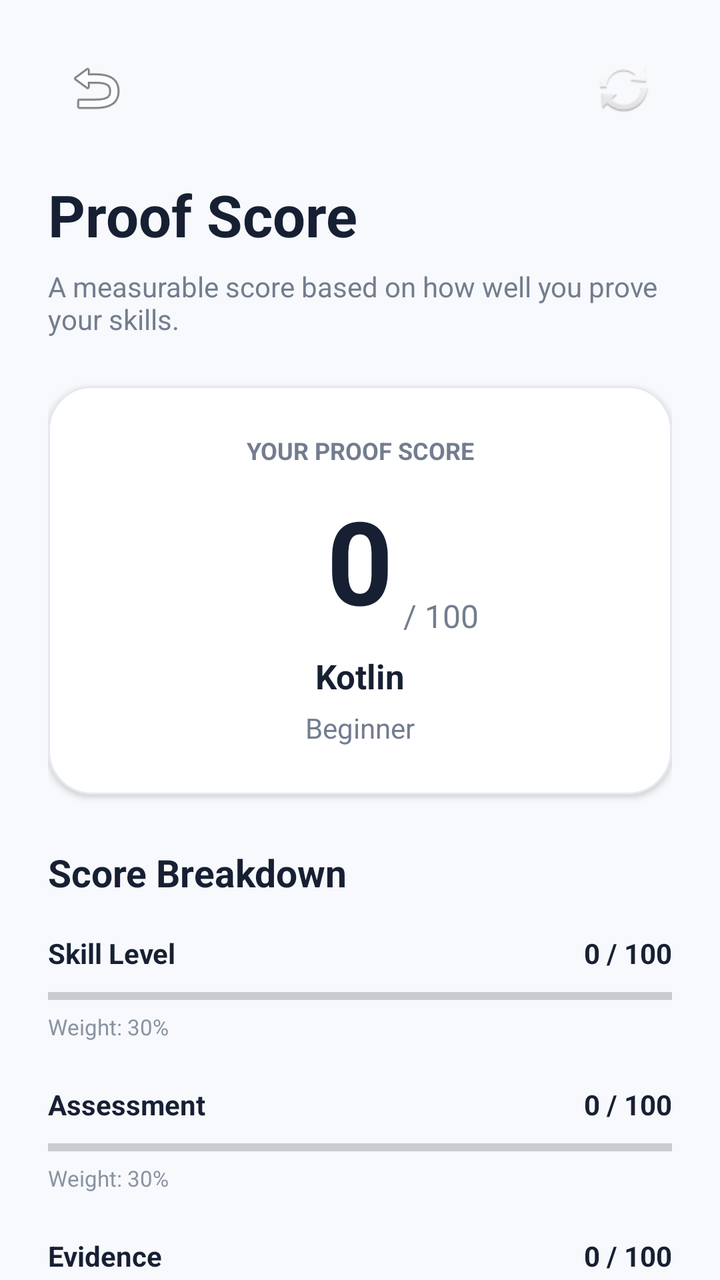
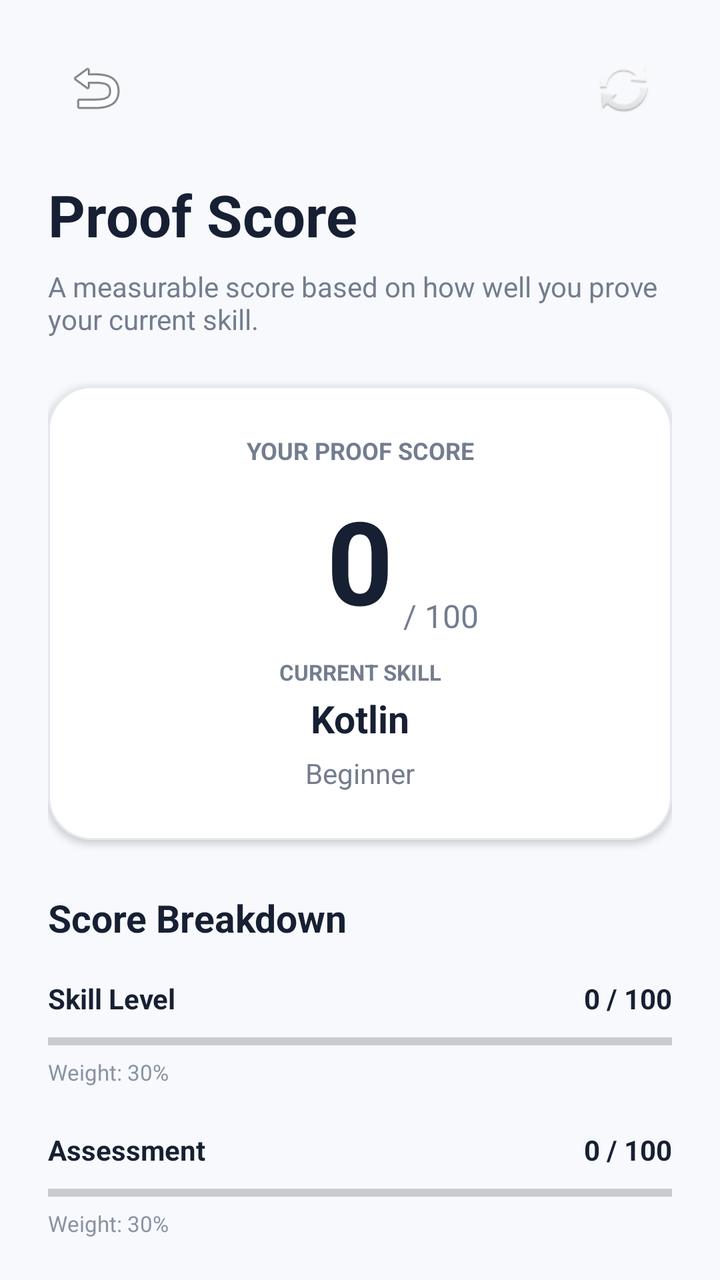

Screens rendered from an Android XML layout before and after an edit, with the pre-edit source and the edit as a unified diff.
<!-- AndroidManifest.xml: application theme Theme.Skill_Proof_MAD_ASSIGNMENT_1 -->
<!-- res/layout/activity_proof_score.xml -->
<?xml version="1.0" encoding="utf-8"?>
<androidx.core.widget.NestedScrollView
    xmlns:android="http://schemas.android.com/apk/res/android"
    xmlns:app="http://schemas.android.com/apk/res-auto"
    xmlns:tools="http://schemas.android.com/tools"
    android:layout_width="match_parent"
    android:layout_height="match_parent"
    android:background="#F7F9FC"
    android:fillViewport="true"
    tools:context=".ProofScoreActivity">

    <androidx.constraintlayout.widget.ConstraintLayout
        android:layout_width="match_parent"
        android:layout_height="wrap_content"
        android:paddingStart="24dp"
        android:paddingTop="20dp"
        android:paddingEnd="24dp"
        android:paddingBottom="32dp">

        
        
        

        <ImageButton
            android:id="@+id/btnBack"
            android:layout_width="48dp"
            android:layout_height="48dp"
            android:background="?attr/selectableItemBackgroundBorderless"
            android:contentDescription="Back"
            android:padding="12dp"
            android:src="@android:drawable/ic_menu_revert"
            app:layout_constraintStart_toStartOf="parent"
            app:layout_constraintTop_toTopOf="parent" />

        
        
        

        <ImageButton
            android:id="@+id/btnRefresh"
            android:layout_width="48dp"
            android:layout_height="48dp"
            android:background="?attr/selectableItemBackgroundBorderless"
            android:contentDescription="Refresh score"
            android:padding="12dp"
            android:src="@android:drawable/ic_popup_sync"
            app:layout_constraintEnd_toEndOf="parent"
            app:layout_constraintTop_toTopOf="parent" />

        
        
        

        <TextView
            android:id="@+id/tvPageTitle"
            android:layout_width="0dp"
            android:layout_height="wrap_content"
            android:layout_marginTop="20dp"
            android:text="Proof Score"
            android:textColor="#172033"
            android:textSize="29sp"
            android:textStyle="bold"
            app:layout_constraintEnd_toEndOf="parent"
            app:layout_constraintStart_toStartOf="parent"
            app:layout_constraintTop_toBottomOf="@id/btnBack" />

        
        
        

        <TextView
            android:id="@+id/tvPageDescription"
            android:layout_width="0dp"
            android:layout_height="wrap_content"
            android:layout_marginTop="7dp"
            android:text="A measurable score based on how well you prove your skills."
            android:textColor="#737D8F"
            android:textSize="14sp"
            app:layout_constraintEnd_toEndOf="parent"
            app:layout_constraintStart_toStartOf="parent"
            app:layout_constraintTop_toBottomOf="@id/tvPageTitle" />

        
        
        

        <com.google.android.material.card.MaterialCardView
            android:id="@+id/scoreCard"
            android:layout_width="0dp"
            android:layout_height="wrap_content"
            android:layout_marginTop="24dp"
            app:cardBackgroundColor="@android:color/white"
            app:cardCornerRadius="22dp"
            app:cardElevation="2dp"
            app:layout_constraintEnd_toEndOf="parent"
            app:layout_constraintStart_toStartOf="parent"
            app:layout_constraintTop_toBottomOf="@id/tvPageDescription"
            app:strokeColor="#E4E8F0"
            app:strokeWidth="1dp">

            <androidx.constraintlayout.widget.ConstraintLayout
                android:layout_width="match_parent"
                android:layout_height="wrap_content"
                android:padding="24dp">

                <TextView
                    android:id="@+id/tvScoreLabel"
                    android:layout_width="0dp"
                    android:layout_height="wrap_content"
                    android:gravity="center"
                    android:text="YOUR PROOF SCORE"
                    android:textColor="#737D8F"
                    android:textSize="12sp"
                    android:textStyle="bold"
                    app:layout_constraintEnd_toEndOf="parent"
                    app:layout_constraintStart_toStartOf="parent"
                    app:layout_constraintTop_toTopOf="parent" />

                <TextView
                    android:id="@+id/tvProofScore"
                    android:layout_width="wrap_content"
                    android:layout_height="wrap_content"
                    android:layout_marginTop="8dp"
                    android:text="0"
                    android:textColor="#172033"
                    android:textSize="58sp"
                    android:textStyle="bold"
                    app:layout_constraintEnd_toEndOf="parent"
                    app:layout_constraintStart_toStartOf="parent"
                    app:layout_constraintTop_toBottomOf="@id/tvScoreLabel" />

                <TextView
                    android:id="@+id/tvOutOf"
                    android:layout_width="wrap_content"
                    android:layout_height="wrap_content"
                    android:layout_marginStart="5dp"
                    android:text="/ 100"
                    android:textColor="#737D8F"
                    android:textSize="16sp"
                    app:layout_constraintBottom_toBottomOf="@id/tvProofScore"
                    app:layout_constraintStart_toEndOf="@id/tvProofScore" />

                <TextView
                    android:id="@+id/tvSkillName"
                    android:layout_width="0dp"
                    android:layout_height="wrap_content"
                    android:layout_marginTop="8dp"
                    android:gravity="center"
                    android:text="Kotlin"
                    android:textColor="#172033"
                    android:textSize="17sp"
                    android:textStyle="bold"
                    app:layout_constraintEnd_toEndOf="parent"
                    app:layout_constraintStart_toStartOf="parent"
                    app:layout_constraintTop_toBottomOf="@id/tvProofScore" />

                <TextView
                    android:id="@+id/tvProofLevel"
                    android:layout_width="0dp"
                    android:layout_height="wrap_content"
                    android:layout_marginTop="5dp"
                    android:gravity="center"
                    android:text="Beginner"
                    android:textColor="#737D8F"
                    android:textSize="14sp"
                    app:layout_constraintEnd_toEndOf="parent"
                    app:layout_constraintStart_toStartOf="parent"
                    app:layout_constraintTop_toBottomOf="@id/tvSkillName" />

            </androidx.constraintlayout.widget.ConstraintLayout>

        </com.google.android.material.card.MaterialCardView>

        
        
        

        <TextView
            android:id="@+id/tvBreakdownTitle"
            android:layout_width="0dp"
            android:layout_height="wrap_content"
            android:layout_marginTop="26dp"
            android:text="Score Breakdown"
            android:textColor="#172033"
            android:textSize="19sp"
            android:textStyle="bold"
            app:layout_constraintEnd_toEndOf="parent"
            app:layout_constraintStart_toStartOf="parent"
            app:layout_constraintTop_toBottomOf="@id/scoreCard" />

        
        
        

        <TextView
            android:id="@+id/tvSkillLevelLabel"
            android:layout_width="0dp"
            android:layout_height="wrap_content"
            android:layout_marginTop="18dp"
            android:text="Skill Level"
            android:textColor="#172033"
            android:textSize="14sp"
            android:textStyle="bold"
            app:layout_constraintEnd_toStartOf="@id/tvSkillLevelScore"
            app:layout_constraintStart_toStartOf="parent"
            app:layout_constraintTop_toBottomOf="@id/tvBreakdownTitle" />

        <TextView
            android:id="@+id/tvSkillLevelScore"
            android:layout_width="wrap_content"
            android:layout_height="wrap_content"
            android:text="0 / 100"
            android:textColor="#172033"
            android:textSize="14sp"
            android:textStyle="bold"
            app:layout_constraintEnd_toEndOf="parent"
            app:layout_constraintTop_toTopOf="@id/tvSkillLevelLabel" />

        <ProgressBar
            android:id="@+id/progressSkillLevel"
            style="?android:attr/progressBarStyleHorizontal"
            android:layout_width="0dp"
            android:layout_height="8dp"
            android:layout_marginTop="8dp"
            android:max="100"
            android:progress="0"
            app:layout_constraintEnd_toEndOf="parent"
            app:layout_constraintStart_toStartOf="parent"
            app:layout_constraintTop_toBottomOf="@id/tvSkillLevelLabel" />

        <TextView
            android:id="@+id/tvSkillLevelWeight"
            android:layout_width="wrap_content"
            android:layout_height="wrap_content"
            android:layout_marginTop="4dp"
            android:text="Weight: 30%"
            android:textColor="#8A93A3"
            android:textSize="11sp"
            app:layout_constraintStart_toStartOf="parent"
            app:layout_constraintTop_toBottomOf="@id/progressSkillLevel" />

        
        
        

        <TextView
            android:id="@+id/tvAssessmentLabel"
            android:layout_width="0dp"
            android:layout_height="wrap_content"
            android:layout_marginTop="22dp"
            android:text="Assessment"
            android:textColor="#172033"
            android:textSize="14sp"
            android:textStyle="bold"
            app:layout_constraintEnd_toStartOf="@id/tvAssessmentScore"
            app:layout_constraintStart_toStartOf="parent"
            app:layout_constraintTop_toBottomOf="@id/tvSkillLevelWeight" />

        <TextView
            android:id="@+id/tvAssessmentScore"
            android:layout_width="wrap_content"
            android:layout_height="wrap_content"
            android:text="0 / 100"
            android:textColor="#172033"
            android:textSize="14sp"
            android:textStyle="bold"
            app:layout_constraintEnd_toEndOf="parent"
            app:layout_constraintTop_toTopOf="@id/tvAssessmentLabel" />

        <ProgressBar
            android:id="@+id/progressAssessment"
            style="?android:attr/progressBarStyleHorizontal"
            android:layout_width="0dp"
            android:layout_height="8dp"
            android:layout_marginTop="8dp"
            android:max="100"
            android:progress="0"
            app:layout_constraintEnd_toEndOf="parent"
            app:layout_constraintStart_toStartOf="parent"
            app:layout_constraintTop_toBottomOf="@id/tvAssessmentLabel" />

        <TextView
            android:id="@+id/tvAssessmentWeight"
            android:layout_width="wrap_content"
            android:layout_height="wrap_content"
            android:layout_marginTop="4dp"
            android:text="Weight: 30%"
            android:textColor="#8A93A3"
            android:textSize="11sp"
            app:layout_constraintStart_toStartOf="parent"
            app:layout_constraintTop_toBottomOf="@id/progressAssessment" />

        
        
        

        <TextView
            android:id="@+id/tvEvidenceLabel"
            android:layout_width="0dp"
            android:layout_height="wrap_content"
            android:layout_marginTop="22dp"
            android:text="Evidence"
            android:textColor="#172033"
            android:textSize="14sp"
            android:textStyle="bold"
            app:layout_constraintEnd_toStartOf="@id/tvEvidenceScore"
            app:layout_constraintStart_toStartOf="parent"
            app:layout_constraintTop_toBottomOf="@id/tvAssessmentWeight" />

        <TextView
            android:id="@+id/tvEvidenceScore"
            android:layout_width="wrap_content"
            android:layout_height="wrap_content"
            android:text="0 / 100"
            android:textColor="#172033"
            android:textSize="14sp"
            android:textStyle="bold"
            app:layout_constraintEnd_toEndOf="parent"
            app:layout_constraintTop_toTopOf="@id/tvEvidenceLabel" />

        <ProgressBar
            android:id="@+id/progressEvidence"
            style="?android:attr/progressBarStyleHorizontal"
            android:layout_width="0dp"
            android:layout_height="8dp"
            android:layout_marginTop="8dp"
            android:max="100"
            android:progress="0"
            app:layout_constraintEnd_toEndOf="parent"
            app:layout_constraintStart_toStartOf="parent"
            app:layout_constraintTop_toBottomOf="@id/tvEvidenceLabel" />

        <TextView
            android:id="@+id/tvEvidenceWeight"
            android:layout_width="wrap_content"
            android:layout_height="wrap_content"
            android:layout_marginTop="4dp"
            android:text="Weight: 25%"
            android:textColor="#8A93A3"
            android:textSize="11sp"
            app:layout_constraintStart_toStartOf="parent"
            app:layout_constraintTop_toBottomOf="@id/progressEvidence" />

        
        
        

        <TextView
            android:id="@+id/tvVerificationLabel"
            android:layout_width="0dp"
            android:layout_height="wrap_content"
            android:layout_marginTop="22dp"
            android:text="Verification"
            android:textColor="#172033"
            android:textSize="14sp"
            android:textStyle="bold"
            app:layout_constraintEnd_toStartOf="@id/tvVerificationScore"
            app:layout_constraintStart_toStartOf="parent"
            app:layout_constraintTop_toBottomOf="@id/tvEvidenceWeight" />

        <TextView
            android:id="@+id/tvVerificationScore"
            android:layout_width="wrap_content"
            android:layout_height="wrap_content"
            android:text="0 / 100"
            android:textColor="#172033"
            android:textSize="14sp"
            android:textStyle="bold"
            app:layout_constraintEnd_toEndOf="parent"
            app:layout_constraintTop_toTopOf="@id/tvVerificationLabel" />

        <ProgressBar
            android:id="@+id/progressVerification"
            style="?android:attr/progressBarStyleHorizontal"
            android:layout_width="0dp"
            android:layout_height="8dp"
            android:layout_marginTop="8dp"
            android:max="100"
            android:progress="0"
            app:layout_constraintEnd_toEndOf="parent"
            app:layout_constraintStart_toStartOf="parent"
            app:layout_constraintTop_toBottomOf="@id/tvVerificationLabel" />

        <TextView
            android:id="@+id/tvVerificationWeight"
            android:layout_width="wrap_content"
            android:layout_height="wrap_content"
            android:layout_marginTop="4dp"
            android:text="Weight: 15%"
            android:textColor="#8A93A3"
            android:textSize="11sp"
            app:layout_constraintStart_toStartOf="parent"
            app:layout_constraintTop_toBottomOf="@id/progressVerification" />

        
        
        

        <com.google.android.material.card.MaterialCardView
            android:id="@+id/recommendationCard"
            android:layout_width="0dp"
            android:layout_height="wrap_content"
            android:layout_marginTop="26dp"
            app:cardBackgroundColor="@android:color/white"
            app:cardCornerRadius="18dp"
            app:cardElevation="1dp"
            app:layout_constraintEnd_toEndOf="parent"
            app:layout_constraintStart_toStartOf="parent"
            app:layout_constraintTop_toBottomOf="@id/tvVerificationWeight"
            app:strokeColor="#E4E8F0"
            app:strokeWidth="1dp">

            <androidx.constraintlayout.widget.ConstraintLayout
                android:layout_width="match_parent"
                android:layout_height="wrap_content"
                android:padding="20dp">

                <TextView
                    android:id="@+id/tvRecommendationTitle"
                    android:layout_width="0dp"
                    android:layout_height="wrap_content"
                    android:text="How to Improve"
                    android:textColor="#172033"
                    android:textSize="17sp"
                    android:textStyle="bold"
                    app:layout_constraintEnd_toEndOf="parent"
                    app:layout_constraintStart_toStartOf="parent"
                    app:layout_constraintTop_toTopOf="parent" />

                <TextView
                    android:id="@+id/tvRecommendation"
                    android:layout_width="0dp"
                    android:layout_height="wrap_content"
                    android:layout_marginTop="10dp"
                    android:lineSpacingExtra="3dp"
                    android:text="Add evidence and complete assessments."
                    android:textColor="#737D8F"
                    android:textSize="14sp"
                    app:layout_constraintBottom_toBottomOf="parent"
                    app:layout_constraintEnd_toEndOf="parent"
                    app:layout_constraintStart_toStartOf="parent"
                    app:layout_constraintTop_toBottomOf="@id/tvRecommendationTitle" />

            </androidx.constraintlayout.widget.ConstraintLayout>

        </com.google.android.material.card.MaterialCardView>

    </androidx.constraintlayout.widget.ConstraintLayout>

</androidx.core.widget.NestedScrollView>
<!-- resources referenced by this layout -->
<resources>
  <style name="Theme.Skill_Proof_MAD_ASSIGNMENT_1" parent="Base.Theme.Skill_Proof_MAD_ASSIGNMENT_1" />
  <style name="Base.Theme.Skill_Proof_MAD_ASSIGNMENT_1" parent="Theme.Material3.DayNight.NoActionBar">
          
          
      </style>
</resources>

<!-- the commit's change to res/layout/activity_proof_score.xml (unified diff, before → after) -->
@@ -73,7 +73,7 @@
             android:layout_width="0dp"
             android:layout_height="wrap_content"
             android:layout_marginTop="7dp"
-            android:text="A measurable score based on how well you prove your skills."
+            android:text="A measurable score based on how well you prove your current skill."
             android:textColor="#737D8F"
             android:textSize="14sp"
             app:layout_constraintEnd_toEndOf="parent"
@@ -102,6 +102,8 @@
                 android:layout_width="match_parent"
                 android:layout_height="wrap_content"
                 android:padding="24dp">
+
+                
 
                 <TextView
                     android:id="@+id/tvScoreLabel"
@@ -116,6 +118,8 @@
                     app:layout_constraintStart_toStartOf="parent"
                     app:layout_constraintTop_toTopOf="parent" />
 
+                
+
                 <TextView
                     android:id="@+id/tvProofScore"
                     android:layout_width="wrap_content"
@@ -128,6 +132,8 @@
                     app:layout_constraintEnd_toEndOf="parent"
                     app:layout_constraintStart_toStartOf="parent"
                     app:layout_constraintTop_toBottomOf="@id/tvScoreLabel" />
+
+                
 
                 <TextView
                     android:id="@+id/tvOutOf"
@@ -140,19 +146,38 @@
                     app:layout_constraintBottom_toBottomOf="@id/tvProofScore"
                     app:layout_constraintStart_toEndOf="@id/tvProofScore" />
 
+                
+
+                <TextView
+                    android:id="@+id/tvCurrentSkillLabel"
+                    android:layout_width="wrap_content"
+                    android:layout_height="wrap_content"
+                    android:layout_marginTop="10dp"
+                    android:text="CURRENT SKILL"
+                    android:textColor="#737D8F"
+                    android:textSize="11sp"
+                    android:textStyle="bold"
+                    app:layout_constraintEnd_toEndOf="parent"
+                    app:layout_constraintStart_toStartOf="parent"
+                    app:layout_constraintTop_toBottomOf="@id/tvProofScore" />
+
+                
+
                 <TextView
                     android:id="@+id/tvSkillName"
                     android:layout_width="0dp"
                     android:layout_height="wrap_content"
-                    android:layout_marginTop="8dp"
+                    android:layout_marginTop="3dp"
                     android:gravity="center"
                     android:text="Kotlin"
                     android:textColor="#172033"
-                    android:textSize="17sp"
+                    android:textSize="19sp"
                     android:textStyle="bold"
                     app:layout_constraintEnd_toEndOf="parent"
                     app:layout_constraintStart_toStartOf="parent"
-                    app:layout_constraintTop_toBottomOf="@id/tvProofScore" />
+                    app:layout_constraintTop_toBottomOf="@id/tvCurrentSkillLabel" />
+
+                
 
                 <TextView
                     android:id="@+id/tvProofLevel"
@@ -163,6 +188,7 @@
                     android:text="Beginner"
                     android:textColor="#737D8F"
                     android:textSize="14sp"
+                    app:layout_constraintBottom_toBottomOf="parent"
                     app:layout_constraintEnd_toEndOf="parent"
                     app:layout_constraintStart_toStartOf="parent"
                     app:layout_constraintTop_toBottomOf="@id/tvSkillName" />
